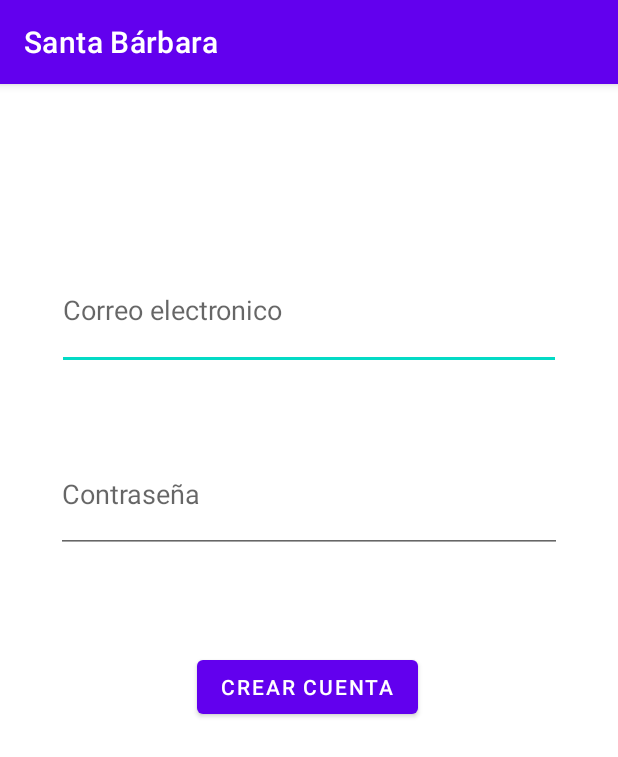
After one commit to exequiel-miranda/Firebase-Kotlin-app, an Android app: the registrarse screen opened directly, with no data from a screen before it, on a phone screen of 412 x 824 dp. The commit adds this screen. Shown: the top 757 px of the screen. Run offline under Robolectric (Android 15) with nearby library versions, the light colour scheme and no system bars; our stand-ins replace Firebase (no records; nobody signed in at launch, a user with empty details on screens opened directly).

```diff
--- a/app/build.gradle.kts
+++ b/app/build.gradle.kts
@@ -50,8 +50,10 @@ dependencies {
     implementation(libs.androidx.navigation.fragment.ktx)
     implementation(libs.androidx.navigation.ui.ktx)
     implementation(libs.androidx.activity)
+    implementation(libs.firebase.auth.ktx)
     testImplementation(libs.junit)
     androidTestImplementation(libs.androidx.junit)
     androidTestImplementation(libs.androidx.espresso.core)
     implementation(platform("com.google.firebase:firebase-bom:33.0.0"))
+    implementation("com.google.android.gms:play-services-auth:21.0.0")
 }
--- a/app/src/main/AndroidManifest.xml
+++ b/app/src/main/AndroidManifest.xml
@@ -12,6 +12,9 @@
         android:supportsRtl="true"
         android:theme="@style/Theme.AppDSM"
         tools:targetApi="31">
+        <activity
+            android:name=".registrarse"
+            android:exported="false" />
         <activity
             android:name=".card_citas"
             android:exported="false" />
@@ -35,7 +38,7 @@
         </activity>
         <activity
             android:name=".MainActivity"
-            android:exported="true"></activity>
+            android:exported="true" />
 
         <meta-data
             android:name="preloaded_fonts"
--- /dev/null
+++ b/app/src/main/java/santa/barbara/appdsm/registrarse.kt
@@ -0,0 +1,45 @@
+package santa.barbara.appdsm
+
+import android.os.Bundle
+import android.widget.Button
+import android.widget.EditText
+import android.widget.Toast
+import androidx.activity.enableEdgeToEdge
+import androidx.appcompat.app.AppCompatActivity
+import androidx.core.view.ViewCompat
+import androidx.core.view.WindowInsetsCompat
+import com.google.firebase.auth.FirebaseAuth
+
+class registrarse : AppCompatActivity() {
+    override fun onCreate(savedInstanceState: Bundle?) {
+        super.onCreate(savedInstanceState)
+        enableEdgeToEdge()
+        setContentView(R.layout.activity_registrarse)
+        ViewCompat.setOnApplyWindowInsetsListener(findViewById(R.id.main)) { v, insets ->
+            val systemBars = insets.getInsets(WindowInsetsCompat.Type.systemBars())
+            v.setPadding(systemBars.left, systemBars.top, systemBars.right, systemBars.bottom)
+            insets
+        }
+
+        val txtCorreo = findViewById<EditText>(R.id.txtCorreo)
+        val txtPassword = findViewById<EditText>(R.id.txtPassword)
+        val btnCrearCuenta = findViewById<Button>(R.id.btnCrearCuenta)
+
+        btnCrearCuenta.setOnClickListener {
+            val correo = txtCorreo.text.toString()
+            val password = txtPassword.text.toString()
+            if (txtCorreo.text.isEmpty() || txtPassword.text.isEmpty()) {
+                Toast.makeText(this, "Debe llenar todos los campos", Toast.LENGTH_LONG).show()
+            } else {
+                FirebaseAuth.getInstance().createUserWithEmailAndPassword(correo, password)
+                    .addOnCompleteListener {
+                        if (it.isSuccessful) {
+                            Toast.makeText(this, "Usuario registrado", Toast.LENGTH_LONG).show()
+                        } else {
+                            Toast.makeText(this, "Error al registrar", Toast.LENGTH_LONG).show()
+                        }
+                    }
+            }
+        }
+    }
+}
--- /dev/null
+++ b/app/src/main/res/layout/activity_registrarse.xml
@@ -0,0 +1,53 @@
+<?xml version="1.0" encoding="utf-8"?>
+<androidx.constraintlayout.widget.ConstraintLayout xmlns:android="http://schemas.android.com/apk/res/android"
+    xmlns:app="http://schemas.android.com/apk/res-auto"
+    xmlns:tools="http://schemas.android.com/tools"
+    android:id="@+id/main"
+    android:layout_width="match_parent"
+    android:layout_height="match_parent"
+    tools:context=".registrarse">
+
+    <EditText
+        android:id="@+id/txtCorreo"
+        android:layout_width="0dp"
+        android:layout_height="0dp"
+        android:layout_marginStart="38dp"
+        android:layout_marginTop="111dp"
+        android:layout_marginEnd="38dp"
+        android:layout_marginBottom="43dp"
+        android:ems="10"
+        android:hint="Correo electronico"
+        android:inputType="text"
+        app:layout_constraintBottom_toTopOf="@+id/txtPassword"
+        app:layout_constraintEnd_toEndOf="parent"
+        app:layout_constraintStart_toStartOf="parent"
+        app:layout_constraintTop_toTopOf="parent" />
+
+    <EditText
+        android:id="@+id/txtPassword"
+        android:layout_width="0dp"
+        android:layout_height="0dp"
+        android:layout_marginStart="37dp"
+        android:layout_marginEnd="37dp"
+        android:layout_marginBottom="65dp"
+        android:ems="10"
+        android:hint="Contraseña"
+        android:inputType="text"
+        app:layout_constraintBottom_toTopOf="@+id/btnCrearCuenta"
+        app:layout_constraintEnd_toEndOf="parent"
+        app:layout_constraintStart_toStartOf="parent"
+        app:layout_constraintTop_toBottomOf="@+id/txtCorreo" />
+
+    <Button
+        android:id="@+id/btnCrearCuenta"
+        android:layout_width="wrap_content"
+        android:layout_height="wrap_content"
+        android:layout_marginStart="84dp"
+        android:layout_marginBottom="342dp"
+        android:text="Crear cuenta"
+        app:layout_constraintBottom_toBottomOf="parent"
+        app:layout_constraintEnd_toEndOf="parent"
+        app:layout_constraintHorizontal_bias="0.07"
+        app:layout_constraintStart_toStartOf="@+id/txtPassword"
+        app:layout_constraintTop_toBottomOf="@+id/txtPassword" />
+</androidx.constraintlayout.widget.ConstraintLayout>
--- a/app/src/main/res/values/strings.xml
+++ b/app/src/main/res/values/strings.xml
@@ -3,6 +3,7 @@
     <string name="title_home">Home</string>
     <string name="title_dashboard">Dashboard</string>
     <string name="title_notifications">Notifications</string>
-    <!-- TODO: Remove or change this placeholder text -->
     <string name="hello_blank_fragment">Hello blank fragment</string>
+    <string name="default_web_client_id">AIzaSyAmTRD1PsQKX5__b8dtgcryKqmfbBXF8d4</string>
+
 </resources>
--- a/gradle/libs.versions.toml
+++ b/gradle/libs.versions.toml
@@ -13,6 +13,7 @@ lifecycleViewmodelKtx = "2.8.0"
 navigationFragmentKtx = "2.7.7"
 navigationUiKtx = "2.7.7"
 activity = "1.9.0"
+firebaseAuthKtx = "23.0.0"
 
 [libraries]
 androidx-core-ktx = { group = "androidx.core", name = "core-ktx", version.ref = "coreKtx" }
@@ -27,6 +28,7 @@ androidx-lifecycle-viewmodel-ktx = { group = "androidx.lifecycle", name = "lifec
 androidx-navigation-fragment-ktx = { group = "androidx.navigation", name = "navigation-fragment-ktx", version.ref = "navigationFragmentKtx" }
 androidx-navigation-ui-ktx = { group = "androidx.navigation", name = "navigation-ui-ktx", version.ref = "navigationUiKtx" }
 androidx-activity = { group = "androidx.activity", name = "activity", version.ref = "activity" }
+firebase-auth-ktx = { group = "com.google.firebase", name = "firebase-auth-ktx", version.ref = "firebaseAuthKtx" }
 
 [plugins]
 android-application = { id = "com.android.application", version.ref = "agp" }
```
Also changed, not shown: app/src/main/java/santa/barbara/appdsm/login.kt (+80 -2 lines), app/src/main/res/layout/activity_login.xml (+7 -7 lines), 1 other file.
